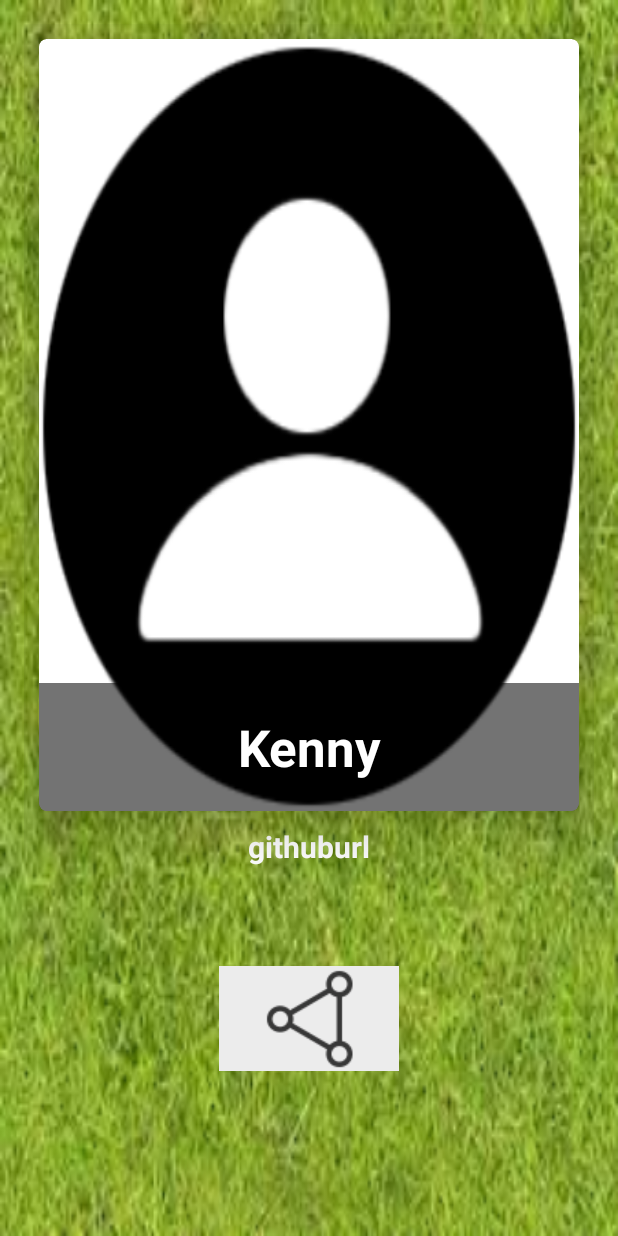
After one commit to mojisol/LJDevelopers, an Android app: the layout profile.xml on its own in the app's theme, with its tools: preview values and no code run, on a phone screen of 412 x 824 dp. The commit adds this screen. Run offline under Robolectric (Android 15) with nearby library versions, the phone set to English and light mode, and no system bars; network calls fail.

Commit message:
Include java classes and add a profile layout

```diff
--- a/app/src/main/AndroidManifest.xml
+++ b/app/src/main/AndroidManifest.xml
@@ -19,6 +19,7 @@
                 <category android:name="android.intent.category.LAUNCHER" />
             </intent-filter>
         </activity>
+
     </application>
 
 </manifest>
--- /dev/null
+++ b/app/src/main/res/layout/profile.xml
@@ -0,0 +1,74 @@
+<?xml version="1.0" encoding="utf-8"?>
+<LinearLayout xmlns:android="http://schemas.android.com/apk/res/android"
+    xmlns:app="http://schemas.android.com/apk/res-auto"
+    xmlns:tools="http://schemas.android.com/tools"
+    android:layout_width="match_parent"
+    android:layout_height="match_parent"
+    android:padding="16dp"
+    android:background="@drawable/grass"
+    android:orientation="vertical"
+    tools:context="com.ljd.android.ljdevelopers.ProfileActivity">
+
+    <android.support.v7.widget.CardView
+        android:layout_width="match_parent"
+        android:layout_height="0dp"
+        android:layout_weight="2"
+        app:cardCornerRadius="5dp"
+        android:background="@drawable/grass"
+        app:cardElevation="20dp"
+        android:layout_margin="10dp">
+
+        <RelativeLayout
+            android:layout_width="match_parent"
+            android:layout_height="wrap_content">
+
+            <ImageView
+                android:id="@+id/profileImageView"
+                android:layout_width="match_parent"
+                android:layout_height="match_parent"
+                android:scaleType="fitXY"
+                android:src="@drawable/avatar1" />
+
+            <TextView
+                android:id="@+id/usernameTextView"
+                android:layout_width="match_parent"
+                android:layout_height="wrap_content"
+                android:layout_alignParentBottom="true"
+                android:gravity="center"
+                android:padding="20dp"
+                android:textColor="@android:color/white"
+                android:textSize="34sp"
+                android:textStyle="bold"
+                tools:text="Kenny"
+                android:background="#8c000000"/>
+
+        </RelativeLayout>
+
+    </android.support.v7.widget.CardView>
+
+    <RelativeLayout
+        android:layout_width="match_parent"
+        android:layout_height="0dp"
+        android:layout_weight="1">
+
+        <TextView
+            android:id="@+id/developerUrl"
+            android:layout_width="match_parent"
+            android:layout_height="wrap_content"
+            android:text="githuburl"
+            android:textColor="#ffffff"
+            android:layout_marginBottom="30dp"
+            android:gravity="center"
+            android:textSize="20sp"
+            android:textStyle="bold"/>
+
+        <ImageButton
+            android:id="@+id/shareProfile"
+            android:layout_width="120dp"
+            android:layout_height="70dp"
+            android:layout_marginTop="40dp"
+            android:layout_centerInParent="true"
+            android:src="@drawable/sharebutton" />
+
+    </RelativeLayout>
+</LinearLayout>
```
Also changed, not shown: app/src/main/java/com/ljd/android/ljdevelopers/Ljdevelopers.java (added, +30 -0 lines), app/src/main/java/com/ljd/android/ljdevelopers/LjdevelopersAdapter.java (added, +94 -0 lines), app/src/main/java/com/ljd/android/ljdevelopers/MainActivity.java (+65 -0 lines), app/src/main/java/com/ljd/android/ljdevelopers/ProfileActivity.java (added, +72 -0 lines), app/src/main/res/drawable/avatar1.png (added), app/src/main/res/drawable/sharebutton.gif (added).
